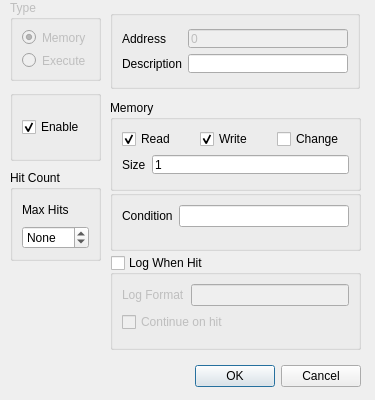
Qt form pcsx2-qt/Debugger/Breakpoints/BreakpointDialog.ui (PCSX2/pcsx2) before a commit.
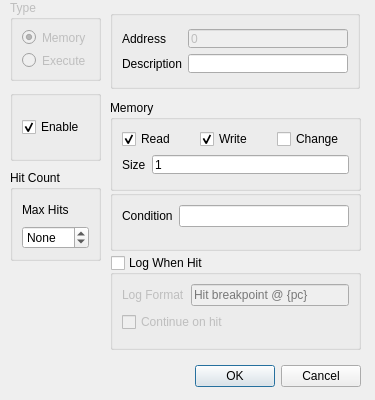
The same form after that commit.

Commit message: Debugger: Add placeholder text to the log field in breakpoint window.

Diff of the .ui file:
```diff
--- a/pcsx2-qt/Debugger/Breakpoints/BreakpointDialog.ui
+++ b/pcsx2-qt/Debugger/Breakpoints/BreakpointDialog.ui
@@ -320,6 +320,9 @@
       <property name="toolTip">
        <string>Logged to the console when the breakpoint is hit. Wrap an expression in braces to substitute its value, e.g. "ra={ra} val={[sp,4]}". Use "{{" and "}}" for literal braces.</string>
       </property>
+      <property name="placeholderText">
+       <string>Hit breakpoint @ {pc}</string>
+      </property>
      </widget>
     </item>
     <item row="1" column="0" colspan="2">
```
